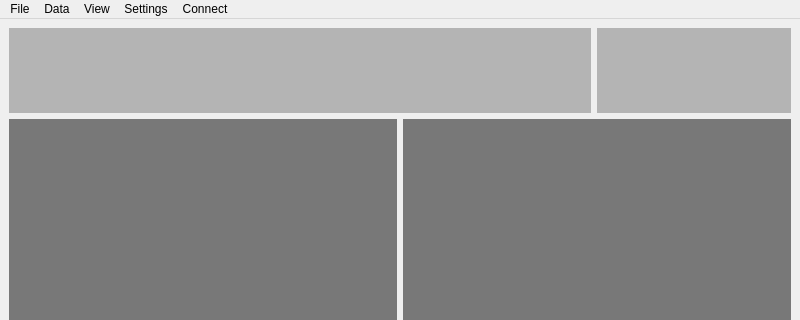
Before: the Qt Designer form ui-files/mainwindow.ui in Iwan-Rahman/PyQt-Interface-Forked, drawn with Qt 5; both pictures show x 0 to 800 and y 0 to 320 of the 800 by 571 pixel window.
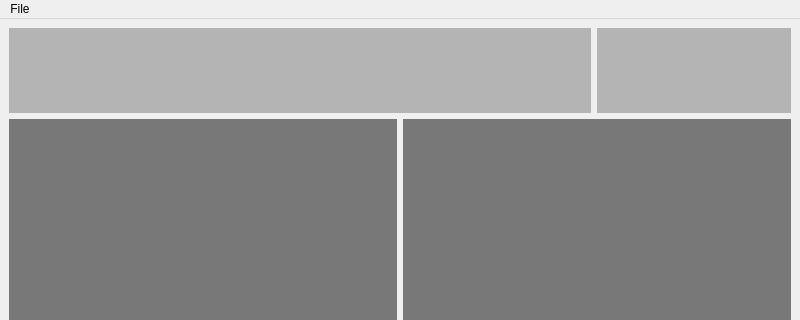
After: the same form once the commit is applied.

Commit message:
Connect ComManager and MainWindow
Update ComManager widget Names
Change Mainwindow menu, make connect an action
Connect buttons disabled input fields
Disconnect buttons enables input fields

```diff
--- a/ui-files/mainwindow.ui
+++ b/ui-files/mainwindow.ui
@@ -83,32 +83,9 @@
     <property name="title">
      <string>File</string>
     </property>
-   </widget>
-   <widget class="QMenu" name="menuData">
-    <property name="title">
-     <string>Data</string>
-    </property>
-   </widget>
-   <widget class="QMenu" name="menuView">
-    <property name="title">
-     <string>View</string>
-    </property>
-   </widget>
-   <widget class="QMenu" name="menuSettings">
-    <property name="title">
-     <string>Settings</string>
-    </property>
-   </widget>
-   <widget class="QMenu" name="menuConnect">
-    <property name="title">
-     <string>Connect</string>
-    </property>
+    <addaction name="actionConnect"/>
    </widget>
    <addaction name="menuFile"/>
-   <addaction name="menuData"/>
-   <addaction name="menuView"/>
-   <addaction name="menuSettings"/>
-   <addaction name="menuConnect"/>
   </widget>
   <widget class="QStatusBar" name="statusbar"/>
  </widget>
```
Left out of the diff: 5 changed lines with no effect on the pictures. The commit also changes 12 other files.
